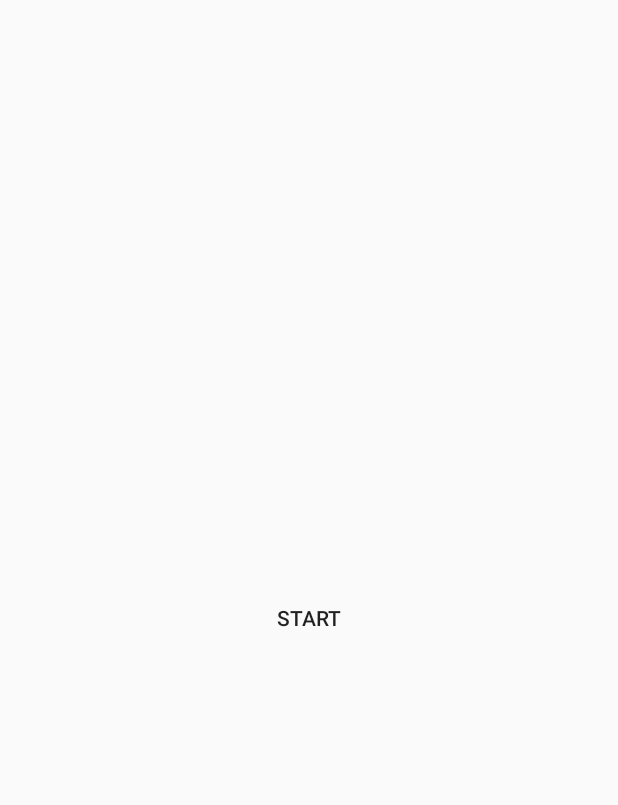
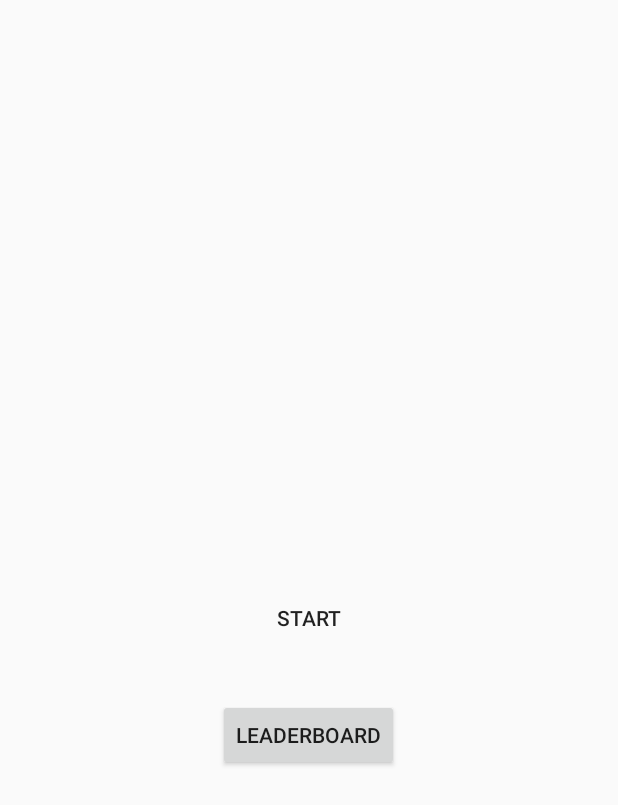
Before and after one commit to Ehtram/RollerBall, an Android app: the screen it shows after launch (Menu), on a phone screen of 412 x 824 dp. Before the commit the part shown is almost empty. Shown: the top 805 px of the screen. Run offline under Robolectric (Android 15) with nearby library versions, the phone set to English and light mode, and no system bars.

Commit message:
Ajout d'une entrée dans le menu pour aller voir les scores + activité associé ( vide pour l'instant )

```diff
--- a/app/src/main/AndroidManifest.xml
+++ b/app/src/main/AndroidManifest.xml
@@ -13,13 +13,12 @@
         <activity android:name=".Menu" >
             <intent-filter>
                 <action android:name="android.intent.action.MAIN" />
-
                 <category android:name="android.intent.category.LAUNCHER" />
             </intent-filter>
         </activity>
         <activity android:name=".MainActivity" />
-        <activity android:name=".choiceLevel" >
-        </activity>
+        <activity android:name=".choiceLevel" />
+        <activity android:name=".LeaderboardDisplay" />
     </application>
 
 </manifest>
--- a/app/src/main/java/iut63/iut/rollerball/Menu.java
+++ b/app/src/main/java/iut63/iut/rollerball/Menu.java
@@ -8,7 +8,8 @@ import android.widget.Button;
 
 public class Menu extends AppCompatActivity {
 
-    Button start;
+    private Button start;
+    private Button leaderboard;
 
     @Override
     protected void onCreate(Bundle savedInstanceState) {
@@ -22,5 +23,14 @@ public class Menu extends AppCompatActivity {
                 startActivity(intent);
             }
         });
+        leaderboard = (Button) findViewById(R.id.buttonLeaderboard);
+        leaderboard.setOnClickListener(new View.OnClickListener() {
+            @Override
+            public void onClick(View v) {
+                Intent mIntent = new Intent(Menu.this,LeaderboardDisplay.class);
+                startActivity(mIntent);
+            }
+        });
+
     }
 }
--- a/app/src/main/res/layout/activity_menu.xml
+++ b/app/src/main/res/layout/activity_menu.xml
@@ -16,4 +16,12 @@
         android:id="@+id/gameStart"
         android:layout_centerInParent="true"
         android:background="@android:color/transparent" />
+    <Button
+        android:layout_width="wrap_content"
+        android:layout_height="wrap_content"
+        android:text="@string/score"
+        android:id="@+id/buttonLeaderboard"
+        android:layout_below="@+id/gameStart"
+        android:layout_centerHorizontal="true"
+        android:layout_marginTop="30dp" />
 </RelativeLayout>
--- a/app/src/main/res/values/strings.xml
+++ b/app/src/main/res/values/strings.xml
@@ -17,4 +17,5 @@
     <string name="retry">Retry</string>
     <string name="next">Next</string>
     <string name="back">back</string>
+    <string name="score">Leaderboard</string>
 </resources>
```
Also changed, not shown: app/src/main/java/iut63/iut/rollerball/LeaderboardDisplay.java (added, +33 -0 lines), app/src/main/res/layout/activity_leaderboard.xml (added, +12 -0 lines).
